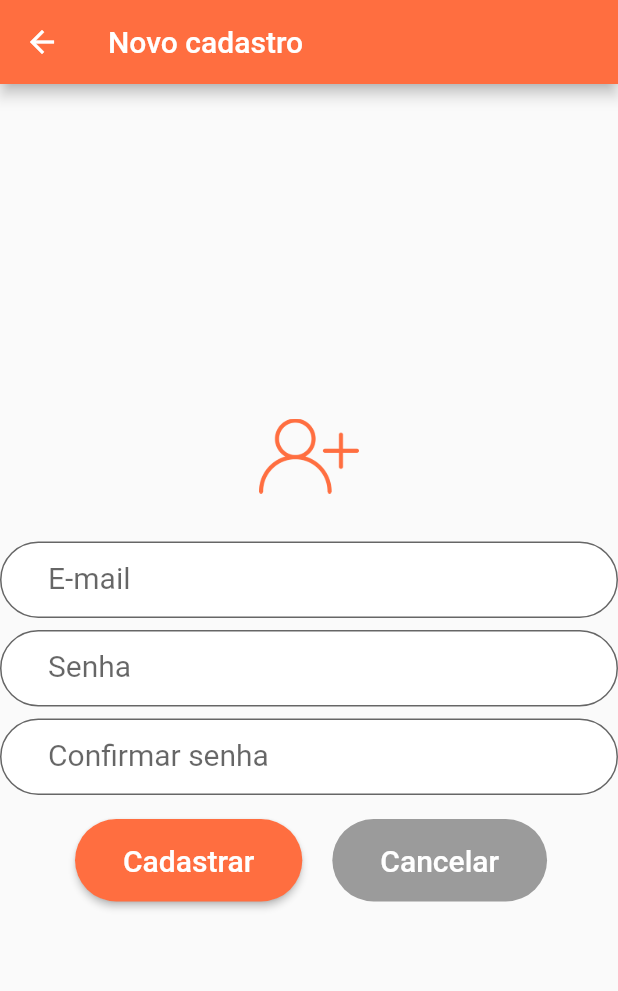
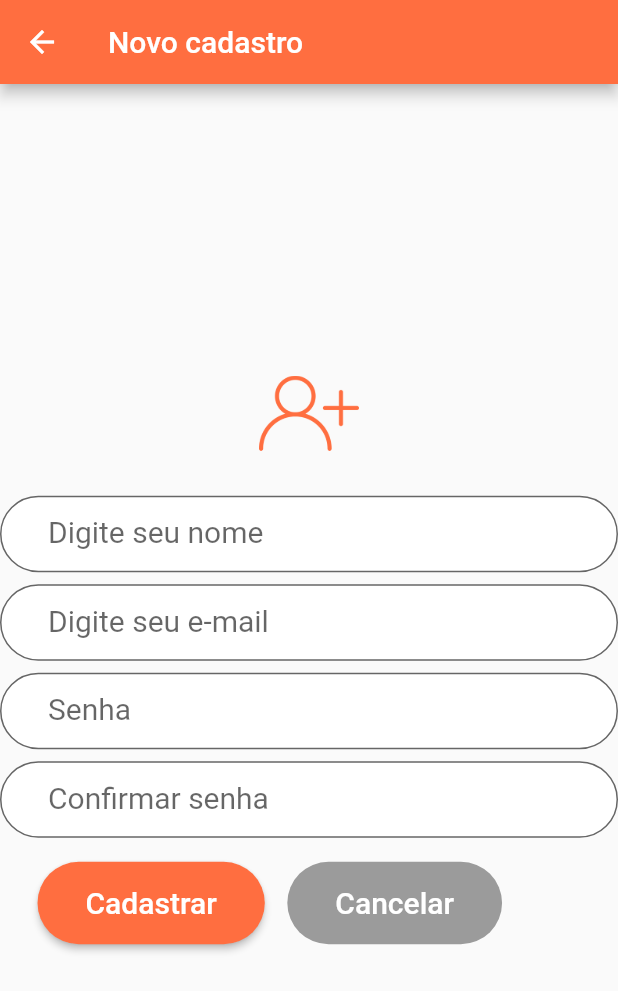
Before and after one commit to ValdecirPadovani/compare_app, a Flutter app: the NovoCliente screen opened directly, after a tap on "Cadastrar", on a phone screen of 412 x 824 dp. Shown: the top 991 px of the screen. Run offline on Flutter 3.47's test engine with Material 2 defaults, Android fonts, the phone set to English and light mode, and no system bars; our stand-ins replace cloud_firestore, firebase_auth, image_picker, sqflite; accounts and stored records are empty.

Commit message:
Adicionando suporte ao Firebase, criando novo usuario e fazendo login

```diff
--- a/lib/main.dart
+++ b/lib/main.dart
@@ -1,4 +1,5 @@
 import 'package:compareapp/Home.dart';
+import 'package:compareapp/telas/RouterGenerator.dart';
 import 'package:flutter/material.dart';
 
 import 'telas/Login.dart';
@@ -11,8 +12,8 @@ void main() => runApp(
     theme: ThemeData(
       focusColor: Colors.deepOrangeAccent,
       primaryColor: Colors.deepOrangeAccent
-
     ),
-    home: Login(),
+     initialRoute: "/",
+    onGenerateRoute: RouterGenerator.generateRoute,
   )
 );
--- a/lib/model/Cliente.dart
+++ b/lib/model/Cliente.dart
@@ -7,8 +7,15 @@ class Cliente{
   //TipoCliente tipo;
   String senha;
 
+  Cliente();
 
-  Cliente(this._id, this._nome, this._email, this.senha);
+  Map<String, dynamic> toMap(){
+    Map<String, dynamic> map = {
+      "nome" : this.nome,
+      "email" : this.email
+    };
+    return map;
+  }
 
   String get id => _id;
 
--- a/lib/telas/Inicio.dart
+++ b/lib/telas/Inicio.dart
@@ -95,7 +95,8 @@ class _InicioState extends State<Inicio> {
                                               color: Colors.deepOrangeAccent,
                                             ),
                                             Text(
-                                              publicacao.loja.nome,
+                                              publicacao.loja.nome == null
+                                              ? "" : publicacao.loja.nome,
                                               style: TextStyle(
                                                 fontSize: 16,
                                               ),
@@ -118,7 +119,9 @@ class _InicioState extends State<Inicio> {
                                               color: Colors.deepOrangeAccent,
                                             ),
                                             Text(
-                                              publicacao.cliente.nome,
+                                              publicacao.cliente == null
+                                                  ? "nome" : publicacao.cliente.nome
+                                              ,
                                               style: TextStyle(
                                                 fontSize: 16,
                                               ),
--- a/lib/telas/NovaPublicacao.dart
+++ b/lib/telas/NovaPublicacao.dart
@@ -206,7 +206,7 @@ class _NovaPublicacaoState extends State<NovaPublicacao> {
     publicacao.dataPublicacao = DateTime.now().toIso8601String();
     publicacao.image = "arroz.png";
     publicacao.loja = new Loja("10", _lojaController.text, "16 3987 4540", "Habib Jabali 1500");
-    publicacao.cliente = new Cliente("3", "Maria", "maria@gmail.com", "1010");
+    //publicacao.cliente = new Cliente("3", "Maria", "maria@gmail.com", "1010");
     publicacao.produto = new Produto("02", "Arroz tipo 1 5Kg");
 
     var helper = PublicacaoHelper();
--- a/lib/telas/NovoCliente.dart
+++ b/lib/telas/NovoCliente.dart
@@ -1,4 +1,8 @@
+import 'package:cloud_firestore/cloud_firestore.dart';
+import 'package:compareapp/model/Cliente.dart';
+import 'package:flutter/cupertino.dart';
 import 'package:flutter/material.dart';
+import 'package:firebase_auth/firebase_auth.dart';
 
 class NovoCliente extends StatefulWidget {
   @override
@@ -6,7 +10,69 @@ class NovoCliente extends StatefulWidget {
 }
 
 class _NovoClienteState extends State<NovoCliente> {
-  @override
+
+  TextEditingController _controllerNome = TextEditingController();
+  TextEditingController _controllerEmail = TextEditingController();
+  TextEditingController _controllerSenha = TextEditingController();
+  String _mensagemErro = "";
+
+  _cadastrarUsuario(Cliente cliente) {
+    FirebaseAuth auth = FirebaseAuth.instance;
+    auth.createUserWithEmailAndPassword(
+        email: cliente.email,
+        password: cliente.senha
+    ).then((firebaseUser) {
+      Firestore db = Firestore.instance;
+      db.collection("usuarios")
+          .document(firebaseUser.user.uid)
+          .setData(cliente.toMap());
+      Navigator.pushNamedAndRemoveUntil(context, "/home", (_) => false);
+    }).catchError((error) {
+      setState(() {
+        print(error.toString());
+        _mensagemErro = "Falha ao cadastrar o usuário" + error.toString();
+      });
+    });
+  }
+
+  _validarCampos(){
+    String nome = _controllerNome.text;
+    String email = _controllerEmail.text;
+    String senha = _controllerSenha.text;
+
+    if(nome.isNotEmpty){
+      if(email.isNotEmpty && email.contains("@")){
+        if(senha.isNotEmpty && senha.length > 6){
+          setState(() {
+            _mensagemErro = "";
+          });
+          Cliente cliente = Cliente();
+          cliente.email = email;
+          cliente.senha = senha;
+          cliente.nome  = nome;
+
+          _cadastrarUsuario(cliente);
+
+        }else{
+          setState(() {
+            _mensagemErro = "Digite a senha com mais de 6 caracteres";
+          });
+        }
+      }else{
+        setState(() {
+          _mensagemErro = "Digite um e-mail válido";
+        });
+      }
+    }else{
+      setState(() {
+        _mensagemErro = "Preencha o Nome";
+      });
+    }
+
+  }
+
+
+    @override
   Widget build(BuildContext context) {
     return Scaffold(
       appBar: AppBar(
@@ -18,10 +84,10 @@ class _NovoClienteState extends State<NovoCliente> {
         child: Center(
           child: SingleChildScrollView(
             child: Column(
-              crossAxisAlignment: CrossAxisAlignment.stretch,
               children: <Widget>[
+                //Imagem usuário
                 Padding(
-                  padding: EdgeInsets.only(bottom: 32),
+                  padding: EdgeInsets.only(bottom: 30, top: 0),
                   child: Image.asset(
                       "images/usuario.png",
                       width: 200,
@@ -29,15 +95,17 @@ class _NovoClienteState extends State<NovoCliente> {
                     color: Colors.deepOrangeAccent,
                   ),
                 ),
+                //TextField Nome
                 Padding(
                     padding: EdgeInsets.only(bottom: 8),
                   child: TextField(
+                    controller: _controllerNome,
                     keyboardType: TextInputType.text,
                     style: TextStyle(fontSize: 20),
                     decoration: InputDecoration(
                         contentPadding: EdgeInsets.fromLTRB(32, 16, 32, 12),
-                        hintText: "E-mail",
-                        labelText: "E-mail",
+                        hintText: "Nome",
+                        labelText: "Digite seu nome",
                         filled: true,
                         fillColor: Colors.white,
                         border: OutlineInputBorder(
@@ -46,9 +114,30 @@ class _NovoClienteState extends State<NovoCliente> {
                     ),
                   ),
                 ),
+                //TextField email
                 Padding(
                     padding: EdgeInsets.only(bottom: 8),
                   child: TextField(
+                    controller: _controllerEmail,
+                    keyboardType: TextInputType.text,
+                    style: TextStyle(fontSize: 20),
+                    decoration: InputDecoration(
+                        contentPadding: EdgeInsets.fromLTRB(32, 16, 32, 12),
+                        hintText: "E-mail",
+                        labelText: "Digite seu e-mail",
+                        filled: true,
+                        fillColor: Colors.white,
+                        border: OutlineInputBorder(
+                            borderRadius: BorderRadius.circular(32)
+                        )
+                    ),
+                  ),
+                ),
+                //TextField senha
+                Padding(
+                    padding: EdgeInsets.only(bottom: 8),
+                  child: TextField(
+                    controller: _controllerSenha,
                     keyboardType: TextInputType.text,
                     style: TextStyle(fontSize: 20),
                     decoration: InputDecoration(
@@ -63,6 +152,7 @@ class _NovoClienteState extends State<NovoCliente> {
                     ),
                   ),
                 ),
+                //TextField confirmar senha
                 Padding(
                     padding: EdgeInsets.only(bottom: 8),
                     child: TextField(
@@ -81,7 +171,7 @@ class _NovoClienteState extends State<NovoCliente> {
                     ),
                 ),
                 Padding(
-                  padding: EdgeInsets.only(top: 8, left: 50),
+                  padding: EdgeInsets.only(top: 8, left: 25),
                   child: Row(
                     children: <Widget>[
                       RaisedButton(
@@ -95,10 +185,12 @@ class _NovoClienteState extends State<NovoCliente> {
                           borderRadius: BorderRadius.circular(32),
 
                         ),
-                        onPressed: (){},
+                        onPressed: (){
+                          _validarCampos();
+                        },
                       ),
                       Padding(
-                        padding: EdgeInsets.only(left: 20),
+                        padding: EdgeInsets.only(left: 15),
                       ),
                       RaisedButton(
                         child: Text(
--- a/pubspec.yaml
+++ b/pubspec.yaml
@@ -26,6 +26,10 @@ dependencies:
   sqflite: ^1.3.0
   image_picker: ^0.6.5+2
   path_provider: ^1.6.7
+  firebase_core: ^0.4.4+2
+  firebase_auth: ^0.15.5+2
+  firebase_storage: ^3.1.3
+  cloud_firestore: ^0.13.4
 
 
 dev_dependencies:
```
Also changed, not shown: lib/Home.dart (+11 -6 lines), lib/telas/Login.dart (+64 -15 lines), lib/telas/RouterGenerator.dart (added, +47 -0 lines), lib/utils/ListPublicacao.dart (+5 -5 lines), pubspec.lock, 3 other files.
